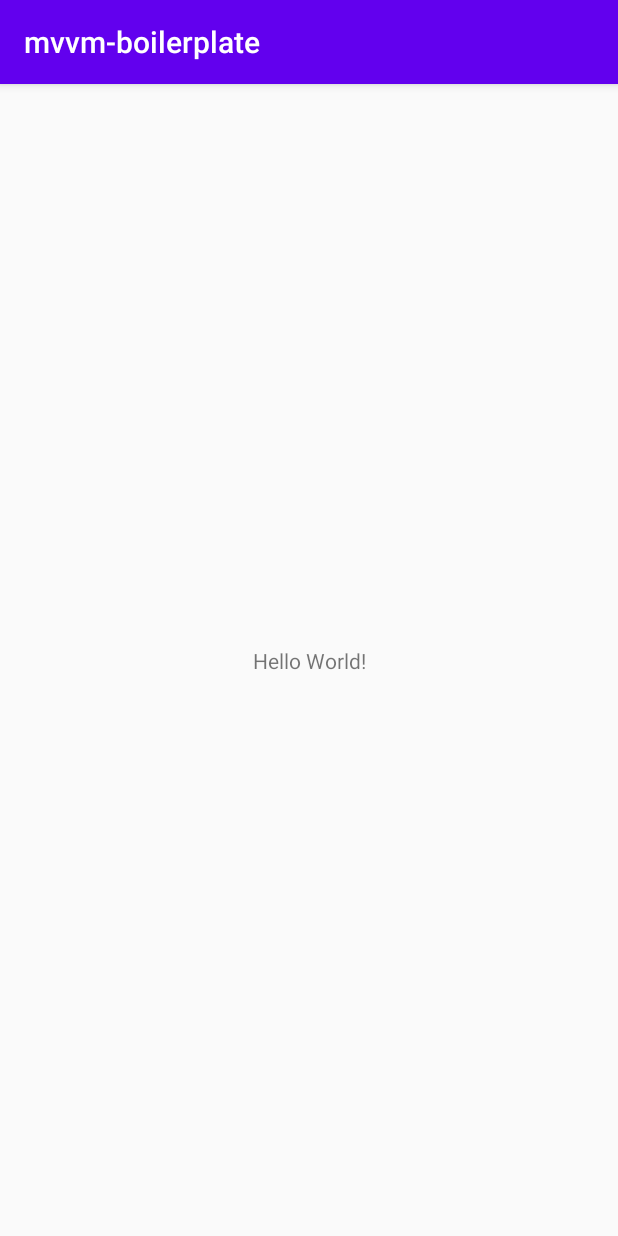
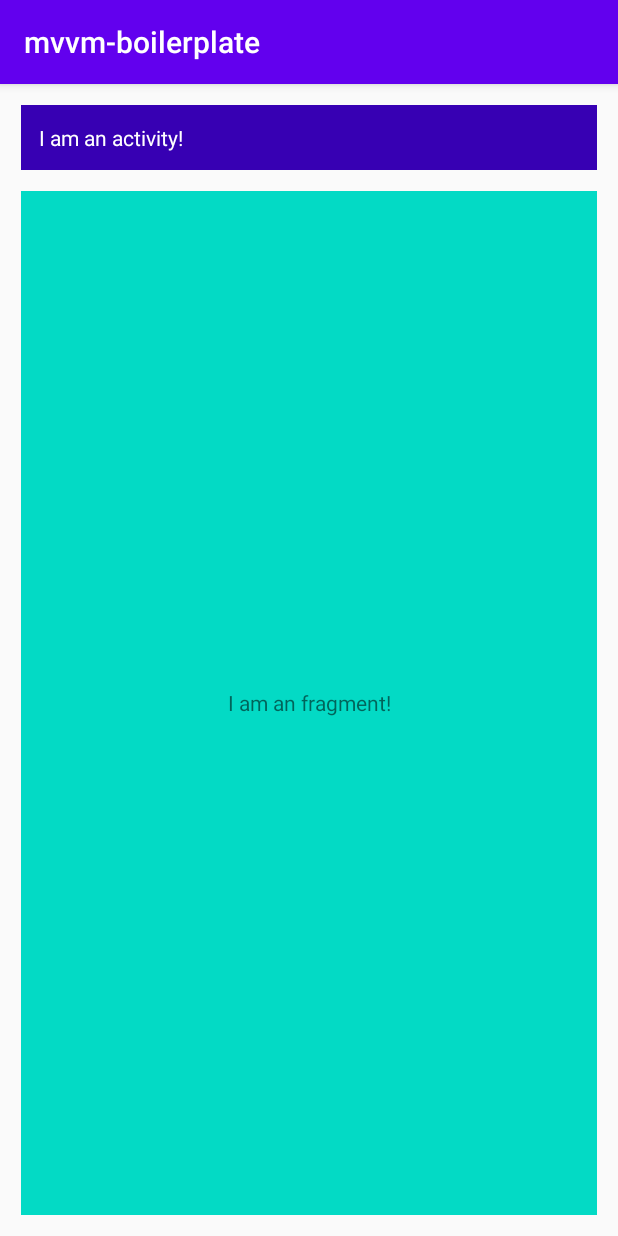
Before and after one commit to chabroncano/android-kotlin-mvvm-boilerplate, an Android app: the screen it shows after launch (MainActivity), on a phone screen of 412 x 824 dp. Run offline under Robolectric (Android 15) with nearby library versions, the phone set to English and light mode, and no system bars; our stand-ins replace data binding; 1 statement that could not run was skipped.

Commit message:
feat: base classes

```diff
--- a/basemvvm/build.gradle
+++ b/basemvvm/build.gradle
@@ -1,6 +1,7 @@
 apply plugin: 'com.android.library'
 apply plugin: 'kotlin-android'
 apply plugin: 'kotlin-android-extensions'
+apply plugin: 'kotlin-kapt'
 
 android {
     compileSdkVersion 29
@@ -14,6 +15,10 @@ android {
 
         testInstrumentationRunner "androidx.test.runner.AndroidJUnitRunner"
         consumerProguardFiles 'consumer-rules.pro'
+    }
+
+    dataBinding {
+        enabled = true
     }
 
     buildTypes {
@@ -30,6 +35,8 @@ dependencies {
     implementation "org.jetbrains.kotlin:kotlin-stdlib-jdk7:$kotlin_version"
     implementation 'androidx.appcompat:appcompat:1.1.0'
     implementation 'androidx.core:core-ktx:1.3.1'
+    kapt 'com.android.databinding:compiler:3.1.4'
+
     testImplementation 'junit:junit:4.12'
     androidTestImplementation 'androidx.test.ext:junit:1.1.1'
     androidTestImplementation 'androidx.test.espresso:espresso-core:3.2.0'
--- /dev/null
+++ b/basemvvm/src/main/java/com/chabroncano/basemvvm/base/BaseMvvmActivity.kt
@@ -0,0 +1,58 @@
+package com.chabroncano.basemvvm.base
+
+import android.os.Bundle
+import androidx.appcompat.app.AppCompatActivity
+import androidx.databinding.DataBindingUtil
+import androidx.databinding.ViewDataBinding
+import androidx.lifecycle.ViewModel
+import androidx.lifecycle.ViewModelProvider
+
+abstract class BaseMvvmActivity<VM: ViewModel?,
+        DB: ViewDataBinding?>(private val layoutId: Int) : AppCompatActivity() {
+
+    open var viewModel: VM? = null
+    open var binding: DB? = null
+
+    override fun onCreate(savedInstanceState: Bundle?) {
+        super.onCreate(savedInstanceState)
+        init()
+        initViewModel(setViewModelFactory(), setViewModelClass())
+        initBinding()
+    }
+
+    /**
+     * method for all initial steps like dagger setup, firebase creation, etc.
+     */
+    abstract fun init()
+
+    /**
+     * returns instance of the ViewModel factory
+     */
+    abstract fun setViewModelFactory(): ViewModelProvider.Factory
+
+    /**
+     * returns class of the ViewModel for this activity
+     */
+    abstract fun setViewModelClass(): Class<VM>
+
+    /**
+     * creates an instance of the ViewModel
+     * that follows that class returned in setViewModelClass()
+     */
+    private fun initViewModel(factory: ViewModelProvider.Factory, vmClass: Class<VM>) {
+        viewModel = ViewModelProvider(this, factory).get(vmClass)
+    }
+
+    /**
+     * initializes binding following DB class
+     */
+    private fun initBinding() {
+        binding = DataBindingUtil.setContentView<DB>(this, layoutId)
+        onBind()
+    }
+
+    /**
+     * do your logic here, binding is ready at this point
+     */
+    abstract fun onBind()
+}
--- /dev/null
+++ b/basemvvm/src/main/java/com/chabroncano/basemvvm/base/BaseMvvmFragment.kt
@@ -0,0 +1,63 @@
+package com.chabroncano.basemvvm.base
+
+import android.os.Bundle
+import android.view.LayoutInflater
+import android.view.View
+import android.view.ViewGroup
+import androidx.databinding.DataBindingUtil
+import androidx.databinding.ViewDataBinding
+import androidx.fragment.app.Fragment
+import androidx.lifecycle.ViewModel
+import androidx.lifecycle.ViewModelProvider
+
+abstract class BaseMvvmFragment<VM: ViewModel?,
+        DB: ViewDataBinding?>(private val layoutId: Int) : Fragment() {
+
+    open var viewModel: VM? = null
+    open var binding: DB? = null
+
+    override fun onCreateView(inflater: LayoutInflater,
+                              container: ViewGroup?,
+                              savedInstanceState: Bundle?): View? {
+        setViewModelFactory()?.let { factory ->
+            initViewModel(factory, setViewModelClass())
+        }
+        initBinding(inflater, container)
+        return binding?.root
+    }
+
+    /**
+     *
+     *
+     */
+    abstract fun setViewModelFactory(): ViewModelProvider.Factory?
+
+    /**
+     *
+     *
+     */
+    abstract fun setViewModelClass(): Class<VM>
+
+    /**
+     *
+     *
+     */
+    private fun initViewModel(factory: ViewModelProvider.Factory, vmClass: Class<VM>) {
+        viewModel = ViewModelProvider(this, factory).get(vmClass)
+    }
+
+    /**
+     *
+     *
+     */
+    private fun initBinding(inflater: LayoutInflater, container: ViewGroup?) {
+        binding = DataBindingUtil.inflate<DB>(inflater, layoutId, container, false)
+        onBind()
+    }
+
+    /**
+     *
+     *
+     */
+    abstract fun onBind()
+}
--- a/build.gradle
+++ b/build.gradle
@@ -1,14 +1,15 @@
 // Top-level build file where you can add configuration options common to all sub-projects/modules.
 
 buildscript {
-    ext.kotlin_version = '1.3.61'
+    ext.kotlin_version = '1.3.72'
+    ext.android_plugin_version = '2.2.0-alpha4'
     repositories {
         google()
         jcenter()
 
     }
     dependencies {
-        classpath 'com.android.tools.build:gradle:3.6.4'
+        classpath 'com.android.tools.build:gradle:4.0.1'
         classpath "org.jetbrains.kotlin:kotlin-gradle-plugin:$kotlin_version"
 
         // NOTE: Do not place your application dependencies here; they belong
--- a/demo-app/src/main/AndroidManifest.xml
+++ b/demo-app/src/main/AndroidManifest.xml
@@ -9,7 +9,8 @@
         android:roundIcon="@mipmap/ic_launcher_round"
         android:supportsRtl="true"
         android:theme="@style/AppTheme">
-        <activity android:name=".MainActivity">
+        <activity
+            android:name=".view.MainActivity" >
             <intent-filter>
                 <action android:name="android.intent.action.MAIN" />
 
--- a/demo-app/src/main/java/com/chabroncano/mvvm_boilerplate/MainActivity.kt
+++ /dev/null
@@ -1,12 +0,0 @@
-package com.chabroncano.mvvm_boilerplate
-
-import androidx.appcompat.app.AppCompatActivity
-import android.os.Bundle
-
-class MainActivity : AppCompatActivity() {
-
-    override fun onCreate(savedInstanceState: Bundle?) {
-        super.onCreate(savedInstanceState)
-        setContentView(R.layout.activity_main)
-    }
-}
--- /dev/null
+++ b/demo-app/src/main/java/com/chabroncano/mvvm_boilerplate/factory/MainActivityViewModelFactory.kt
@@ -0,0 +1,15 @@
+package com.chabroncano.mvvm_boilerplate.factory
+
+import androidx.lifecycle.ViewModel
+import androidx.lifecycle.ViewModelProvider
+import com.chabroncano.mvvm_boilerplate.viewmodel.MainActivityViewModel
+
+class MainActivityViewModelFactory: ViewModelProvider.Factory {
+    @Suppress("UNCHECKED_CAST")
+    override fun <T : ViewModel?> create(modelClass: Class<T>): T {
+        if (modelClass.isAssignableFrom(MainActivityViewModel::class.java)) {
+            return MainActivityViewModel() as T
+        }
+        throw IllegalArgumentException("Unknown ViewModel class")
+    }
+}
--- /dev/null
+++ b/demo-app/src/main/java/com/chabroncano/mvvm_boilerplate/view/MainActivity.kt
@@ -0,0 +1,22 @@
+package com.chabroncano.mvvm_boilerplate.view
+
+import com.chabroncano.basemvvm.base.BaseMvvmActivity
+import com.chabroncano.mvvm_boilerplate.R
+import com.chabroncano.mvvm_boilerplate.databinding.ActivityMainBinding
+import com.chabroncano.mvvm_boilerplate.factory.MainActivityViewModelFactory
+import com.chabroncano.mvvm_boilerplate.viewmodel.MainActivityViewModel
+
+class MainActivity : BaseMvvmActivity<MainActivityViewModel,
+        ActivityMainBinding>(R.layout.activity_main) {
+
+    override fun init() { }
+
+    override fun setViewModelFactory() = MainActivityViewModelFactory()
+
+    override fun setViewModelClass() = MainActivityViewModel::class.java
+
+    override fun onBind() {
+        binding?.message = getString(R.string.i_am_an_activity)
+        supportFragmentManager.beginTransaction().replace(R.id.container, SampleFragment()).commit()
+    }
+}
--- /dev/null
+++ b/demo-app/src/main/java/com/chabroncano/mvvm_boilerplate/view/SampleFragment.kt
@@ -0,0 +1,15 @@
+package com.chabroncano.mvvm_boilerplate.view
+
+import com.chabroncano.basemvvm.base.BaseMvvmFragment
+import com.chabroncano.mvvm_boilerplate.R
+import com.chabroncano.mvvm_boilerplate.databinding.FragmentSampleBinding
+
+class SampleFragment: BaseMvvmFragment<Nothing, FragmentSampleBinding>(R.layout.fragment_sample) {
+    override fun setViewModelFactory(): Nothing? = null
+
+    override fun setViewModelClass() = Nothing::class.java
+
+    override fun onBind() {
+        binding?.message = getString(R.string.i_am_a_fragment)
+    }
+}
--- /dev/null
+++ b/demo-app/src/main/java/com/chabroncano/mvvm_boilerplate/viewmodel/MainActivityViewModel.kt
@@ -0,0 +1,5 @@
+package com.chabroncano.mvvm_boilerplate.viewmodel
+
+import androidx.lifecycle.ViewModel
+
+class MainActivityViewModel: ViewModel()
--- a/demo-app/src/main/res/layout/activity_main.xml
+++ b/demo-app/src/main/res/layout/activity_main.xml
@@ -1,18 +1,39 @@
 <?xml version="1.0" encoding="utf-8"?>
-<androidx.constraintlayout.widget.ConstraintLayout xmlns:android="http://schemas.android.com/apk/res/android"
-    xmlns:app="http://schemas.android.com/apk/res-auto"
-    xmlns:tools="http://schemas.android.com/tools"
+<layout xmlns:android="http://schemas.android.com/apk/res/android"
+    xmlns:app="http://schemas.android.com/apk/res-auto" >
+
+    <data>
+        <variable
+            name="message"
+            type="String" />
+    </data>
+
+    <androidx.constraintlayout.widget.ConstraintLayout
         android:layout_width="match_parent"
-    android:layout_height="match_parent"
-    tools:context=".MainActivity">
+        android:layout_height="match_parent" >
 
-    <TextView
-        android:layout_width="wrap_content"
+        <androidx.appcompat.widget.AppCompatTextView
+            android:id="@+id/title"
+            android:layout_width="match_parent"
             android:layout_height="wrap_content"
-        android:text="Hello World!"
-        app:layout_constraintBottom_toBottomOf="parent"
+            android:padding="12dp"
+            android:layout_margin="14dp"
+            android:background="@color/colorPrimaryDark"
+            android:text="@{message}"
+            android:textColor="@android:color/white"
             app:layout_constraintLeft_toLeftOf="parent"
             app:layout_constraintRight_toRightOf="parent"
             app:layout_constraintTop_toTopOf="parent" />
 
+        <FrameLayout
+            android:id="@+id/container"
+            android:layout_width="match_parent"
+            android:layout_height="0dp"
+            app:layout_constraintBottom_toBottomOf="parent"
+            app:layout_constraintLeft_toLeftOf="parent"
+            app:layout_constraintRight_toRightOf="parent"
+            app:layout_constraintTop_toBottomOf="@+id/title" />
+
     </androidx.constraintlayout.widget.ConstraintLayout>
+
+</layout>
--- /dev/null
+++ b/demo-app/src/main/res/layout/fragment_sample.xml
@@ -0,0 +1,29 @@
+<?xml version="1.0" encoding="utf-8"?>
+<layout xmlns:android="http://schemas.android.com/apk/res/android"
+    xmlns:app="http://schemas.android.com/apk/res-auto" >
+
+    <data>
+        <variable
+            name="message"
+            type="String" />
+    </data>
+
+    <androidx.constraintlayout.widget.ConstraintLayout
+        android:layout_width="match_parent"
+        android:layout_height="match_parent" >
+
+        <androidx.appcompat.widget.AppCompatTextView
+            android:layout_width="match_parent"
+            android:layout_height="match_parent"
+            android:layout_margin="14dp"
+            android:background="@color/colorAccent"
+            android:gravity="center"
+            android:text="@{message}"
+            app:layout_constraintBottom_toBottomOf="parent"
+            app:layout_constraintLeft_toLeftOf="parent"
+            app:layout_constraintRight_toRightOf="parent"
+            app:layout_constraintTop_toTopOf="parent" />
+
+    </androidx.constraintlayout.widget.ConstraintLayout>
+
+</layout>
--- a/demo-app/src/main/res/values/strings.xml
+++ b/demo-app/src/main/res/values/strings.xml
@@ -1,3 +1,5 @@
 <resources>
     <string name="app_name">mvvm-boilerplate</string>
+    <string name="i_am_an_activity">I am an activity!</string>
+    <string name="i_am_a_fragment">I am an fragment!</string>
 </resources>
```
Also changed, not shown: demo-app/build.gradle (+9 -2 lines), gradle/wrapper/gradle-wrapper.properties, 3 other files. Lines whose indentation alone changed are shown as unchanged.
